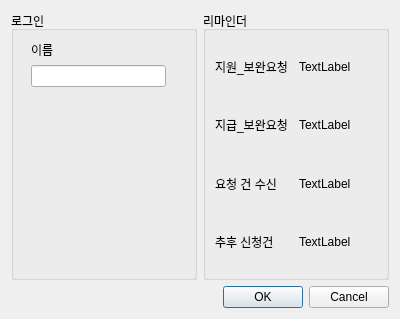
This is ui/login_dialog.ui in Glen-Lee-glitch/new_viewer as Qt 5 draws it before an edit. The edited form follows.
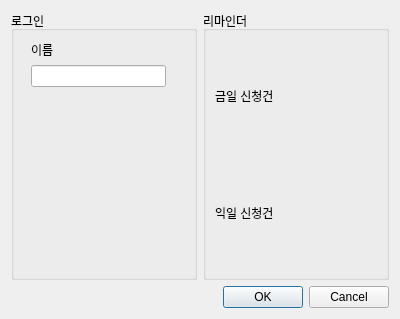
This is the edited form.

Commit message:
feat: 로그인 다이얼로그에 after_apply 테이블 기반 리마인더 라벨 추가
- after_apply 테이블에서 오늘/내일 신청 건수를 조회하는 함수 추가
- 로그인 다이얼로그 초기화 시 리마인더 라벨 자동 업데이트
- 한국 시간(KST) 기준으로 날짜 계산

```diff
--- a/ui/login_dialog.ui
+++ b/ui/login_dialog.ui
@@ -56,50 +56,14 @@
           <item>
            <widget class="QLabel" name="label_3">
             <property name="text">
-             <string>지원_보완요청</string>
+             <string>금일 신청건</string>
             </property>
            </widget>
           </item>
           <item>
            <widget class="QLabel" name="label_2">
             <property name="text">
-             <string>TextLabel</string>
-            </property>
-           </widget>
-          </item>
-         </layout>
-        </item>
-        <item>
-         <layout class="QHBoxLayout" name="horizontalLayout_3">
-          <item>
-           <widget class="QLabel" name="label_4">
-            <property name="text">
-             <string>지급_보완요청</string>
-            </property>
-           </widget>
-          </item>
-          <item>
-           <widget class="QLabel" name="label_7">
-            <property name="text">
-             <string>TextLabel</string>
-            </property>
-           </widget>
-          </item>
-         </layout>
-        </item>
-        <item>
-         <layout class="QHBoxLayout" name="horizontalLayout_4">
-          <item>
-           <widget class="QLabel" name="label_6">
-            <property name="text">
-             <string>요청 건 수신</string>
-            </property>
-           </widget>
-          </item>
-          <item>
-           <widget class="QLabel" name="label_8">
-            <property name="text">
-             <string>TextLabel</string>
+             <string/>
             </property>
            </widget>
           </item>
@@ -110,14 +74,14 @@
           <item>
            <widget class="QLabel" name="label_5">
             <property name="text">
-             <string>추후 신청건</string>
+             <string>익일 신청건</string>
             </property>
            </widget>
           </item>
           <item>
            <widget class="QLabel" name="label_9">
             <property name="text">
-             <string>TextLabel</string>
+             <string/>
             </property>
            </widget>
           </item>
```
Left out of the diff: 4 changed lines with no effect on the pictures. The commit also changes 2 other files.
